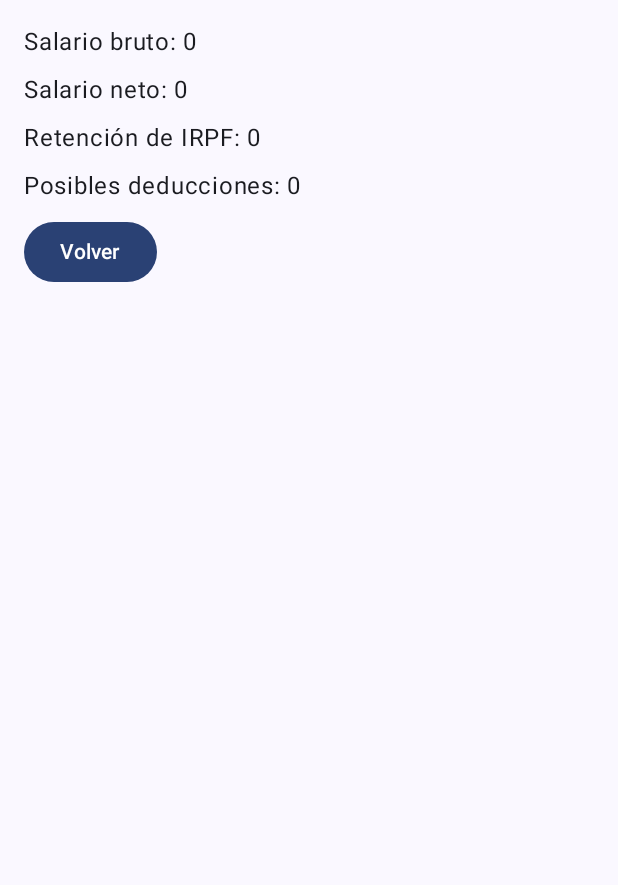
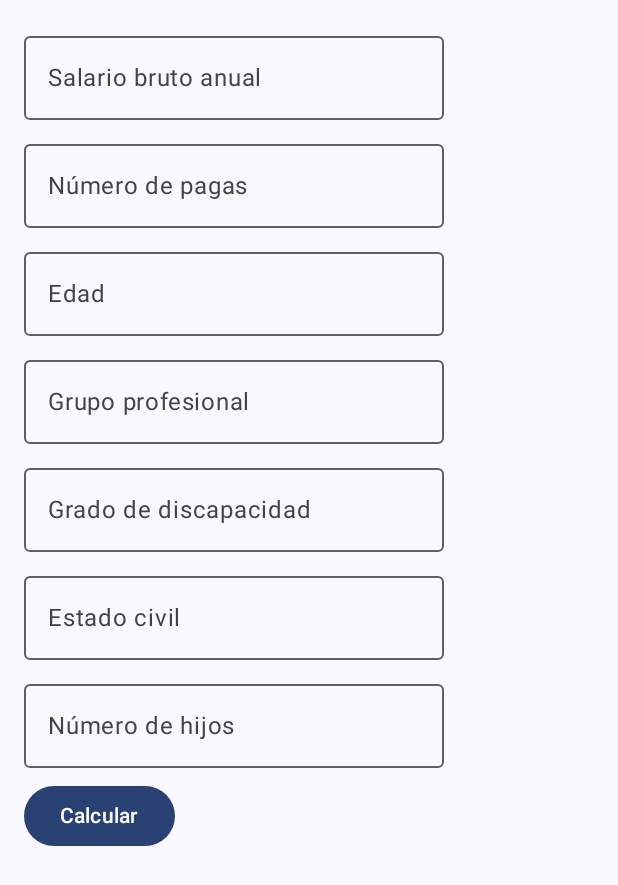
Before and after one commit to Aeb-M/CalculadoraActividadUno, an Android app built with Jetpack Compose: the screen it shows after launch (MainActivity), on a phone screen of 412 x 824 dp. Shown: the top 885 px of the screen. Run offline under Robolectric (Android 15) with nearby library versions, the phone set to English and light mode, and no system bars.

Commit message:
paso datos entre vistas

```diff
--- a/app/src/main/java/com/aebm/calculadoraactividaduno/MainActivity.kt
+++ b/app/src/main/java/com/aebm/calculadoraactividaduno/MainActivity.kt
@@ -7,11 +7,13 @@ import androidx.activity.enableEdgeToEdge
 import androidx.compose.foundation.layout.fillMaxSize
 import androidx.compose.foundation.layout.padding
 import androidx.compose.material3.Scaffold
-import androidx.compose.material3.Text
 import androidx.compose.runtime.Composable
 import androidx.compose.ui.Modifier
-import androidx.compose.ui.tooling.preview.Preview
+import androidx.navigation.compose.NavHost
+import androidx.navigation.compose.composable
+import androidx.navigation.compose.rememberNavController
 import com.aebm.calculadoraactividaduno.ui.theme.CalculadoraActividadUnoTheme
+import com.aebm.calculadoraactividaduno.ui.theme.FormularioScreen
 import com.aebm.calculadoraactividaduno.ui.theme.ResultadoScreen
 
 class MainActivity : ComponentActivity() {
@@ -21,7 +23,7 @@ class MainActivity : ComponentActivity() {
         setContent {
             CalculadoraActividadUnoTheme {
                 Scaffold(modifier = Modifier.fillMaxSize()) { innerPadding ->
-                    ResultadoScreen(modifier = Modifier.padding(innerPadding))
+                    AppNavegacion(modifier = Modifier.padding(innerPadding))
                 }
             }
         }
@@ -29,17 +31,25 @@ class MainActivity : ComponentActivity() {
 }
 
 @Composable
-fun Greeting(name: String, modifier: Modifier = Modifier) {
-    Text(
-        text = "Hello $name!",
+fun AppNavegacion(modifier: Modifier = Modifier) {
+    val navController = rememberNavController()
+
+    NavHost(
+        navController = navController,
+        startDestination = "formulario",
         modifier = modifier
-    )
-}
-
-@Preview(showBackground = true)
-@Composable
-fun GreetingPreview() {
-    CalculadoraActividadUnoTheme {
-        Greeting("Android")
+    ) {
+        composable("formulario") {
+            FormularioScreen(
+                onCalcular = { bruto -> navController.navigate("resultado/$bruto") }
+            )
+        }
+        composable("resultado/{bruto}") { backStackEntry ->
+            val bruto = backStackEntry.arguments?.getString("bruto") ?: "0"
+            ResultadoScreen(
+                bruto = bruto,
+                onVolver = { navController.popBackStack() }
+            )
+        }
     }
 }
--- a/app/src/main/java/com/aebm/calculadoraactividaduno/ui/theme/VistaDosResultado.kt
+++ b/app/src/main/java/com/aebm/calculadoraactividaduno/ui/theme/VistaDosResultado.kt
@@ -8,17 +8,17 @@ import androidx.compose.ui.tooling.preview.Preview
 import androidx.compose.ui.unit.dp
 
 @Composable
-fun ResultadoScreen(modifier: Modifier = Modifier) {
+fun ResultadoScreen(bruto: String, onVolver: () -> Unit, modifier: Modifier = Modifier) {
     Column(
         modifier = modifier.padding(16.dp),
         verticalArrangement = Arrangement.spacedBy(8.dp)
     ) {
-        Text("Salario bruto: 0")
+        Text("Salario bruto: $bruto")
         Text("Salario neto: 0")
         Text("Retención de IRPF: 0")
         Text("Posibles deducciones: 0")
 
-        Button(onClick = { }) {
+        Button(onClick = onVolver) {
             Text("Volver")
         }
     }
@@ -27,5 +27,5 @@ fun ResultadoScreen(modifier: Modifier = Modifier) {
 @Preview(showBackground = true)
 @Composable
 fun VistaDosPreview() {
-    ResultadoScreen()
+    ResultadoScreen(bruto = "30000", onVolver = {})
 }
--- a/app/src/main/java/com/aebm/calculadoraactividaduno/ui/theme/VistaUnoFormulario.kt
+++ b/app/src/main/java/com/aebm/calculadoraactividaduno/ui/theme/VistaUnoFormulario.kt
@@ -10,7 +10,7 @@ import androidx.compose.ui.tooling.preview.Preview
 import androidx.compose.ui.unit.dp
 
 @Composable
-fun FormularioScreen(modifier: Modifier = Modifier) {
+fun FormularioScreen(onCalcular: (String) -> Unit, modifier: Modifier = Modifier) {
     var salarioBruto by remember { mutableStateOf("") }
     var numPagas by remember { mutableStateOf("") }
     var edad by remember { mutableStateOf("") }
@@ -31,7 +31,7 @@ fun FormularioScreen(modifier: Modifier = Modifier) {
         OutlinedTextField(value = estadoCivil, onValueChange = { estadoCivil = it }, label = { Text("Estado civil") })
         OutlinedTextField(value = numHijos, onValueChange = { numHijos = it }, label = { Text("Número de hijos") })
 
-        Button(onClick = { }) {
+        Button(onClick = { onCalcular(salarioBruto.ifEmpty { "0" }) }) {
             Text("Calcular")
         }
     }
@@ -40,5 +40,5 @@ fun FormularioScreen(modifier: Modifier = Modifier) {
 @Preview(showBackground = true)
 @Composable
 fun FormularioPreview() {
-    FormularioScreen()
+    FormularioScreen(onCalcular = {})
 }
```
